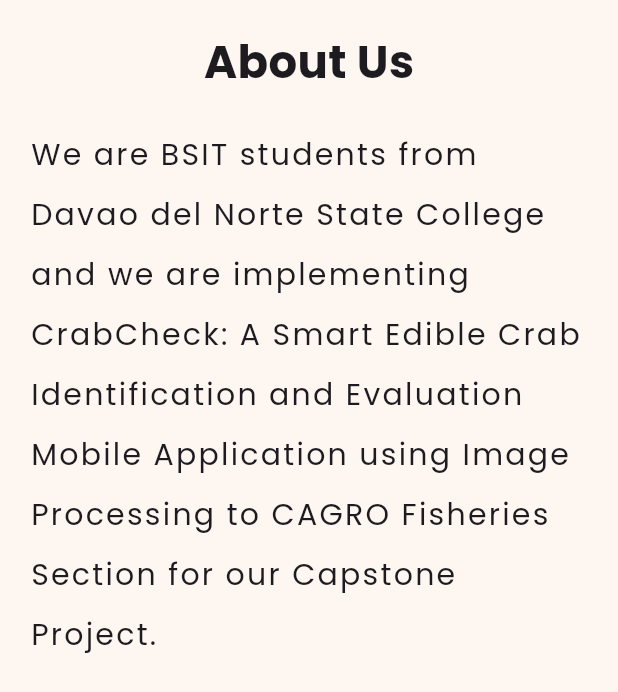
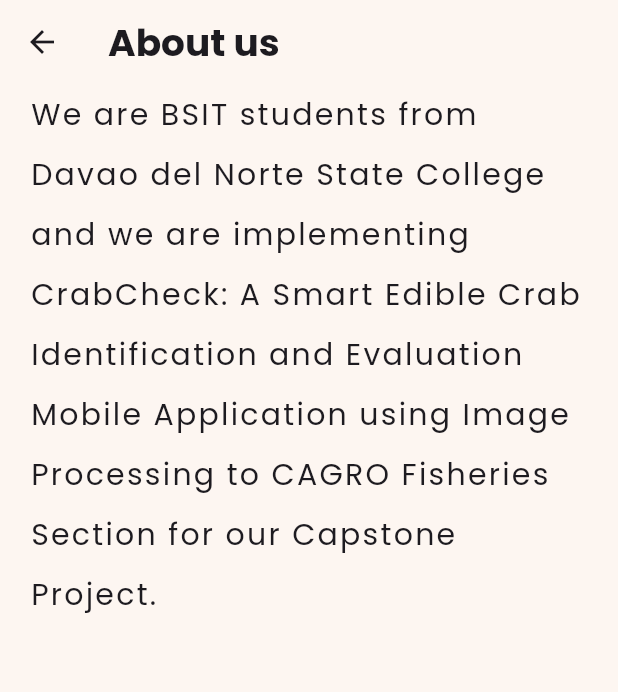
Before and after one commit to keannugran19/crabcheck, a Flutter app: the AboutPage screen opened directly, on a phone screen of 412 x 824 dp. Shown: the top 692 px of the screen. Run offline on Flutter 3.47's test engine with Material 3 defaults, Android fonts, the phone set to English and light mode, and no system bars; our stand-ins replace firebase_core, image_picker; missing offline and left inert: flutter_tflite; accounts and stored records are empty.

Commit message:
UPDATE about page and how to use app page updated

```diff
--- a/lib/pages/about_page.dart
+++ b/lib/pages/about_page.dart
@@ -1,3 +1,4 @@
+import 'package:crabcheck/constants/colors.dart';
 import 'package:flutter/material.dart';
 
 class AboutPage extends StatelessWidget {
@@ -5,21 +6,19 @@
 
   @override
   Widget build(BuildContext context) {
-    return const Scaffold(
-      body: SafeArea(
+    return Scaffold(
+      appBar: AppBar(
+          backgroundColor: colorScheme.background,
+          title: const Text(
+            "About us",
+            style: TextStyle(fontSize: 25, fontWeight: FontWeight.bold),
+          )),
+      body: const SafeArea(
           child: SingleChildScrollView(
         child: Column(
           children: [
             Padding(
-              padding: EdgeInsets.fromLTRB(0.0, 20.0, 0.0, 0.0),
-              child: Center(
-                  child: Text(
-                "About Us",
-                style: TextStyle(fontSize: 30, fontWeight: FontWeight.bold),
-              )),
-            ),
-            Padding(
-              padding: EdgeInsets.all(20.0),
+              padding: EdgeInsets.fromLTRB(20.0, 0.0, 20.0, 0.0),
               child: Text(
                 """We are BSIT students from Davao del Norte State College and we are implementing CrabCheck: A Smart Edible Crab Identification and Evaluation Mobile Application using Image Processing to CAGRO Fisheries Section for our Capstone Project.
                 """,
```
Also changed, not shown: lib/pages/home_page.dart (+84 -81 lines), lib/pages/howtouse_page.dart (+14 -14 lines).
